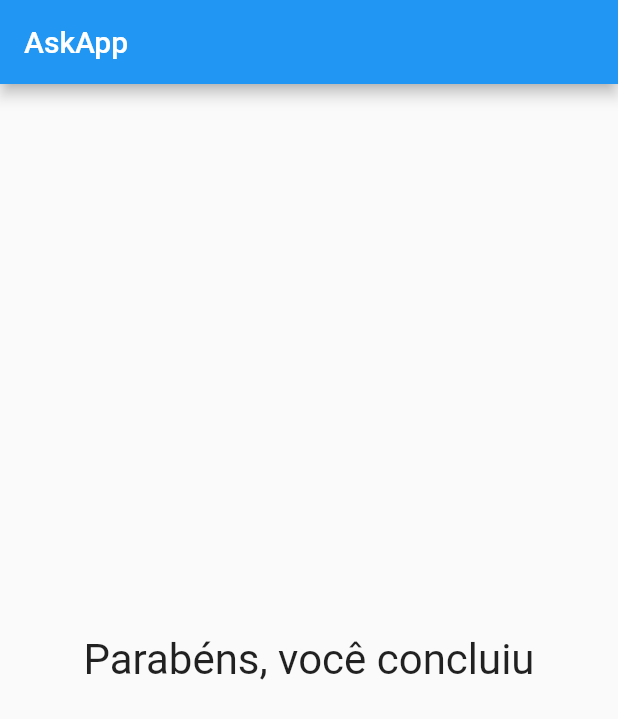
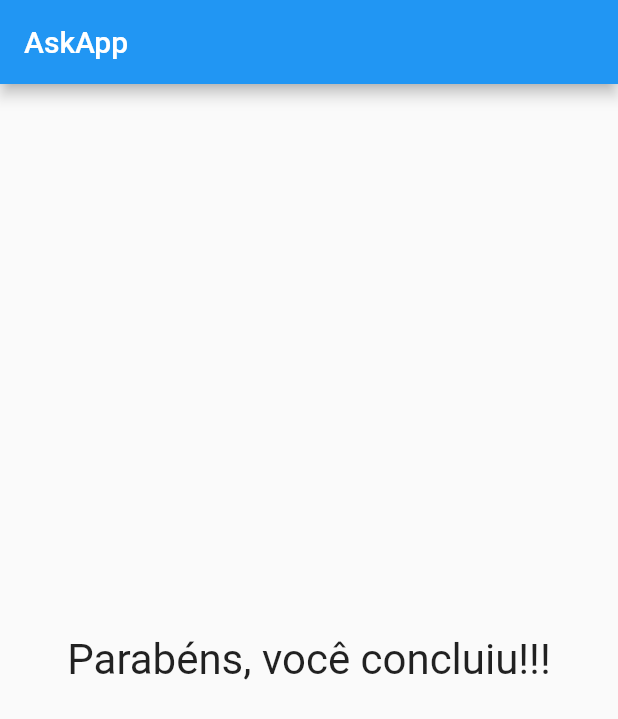
Before and after one commit to patrickkaic/AskApp, a Flutter app: the screen it shows after launch, after a tap on "Preto", after a tap on "Cobra", after a tap on "Dianabol", on a phone screen of 412 x 824 dp. Shown: the top 719 px of the screen. Run offline on Flutter 3.47's test engine with Material 2 defaults, Android fonts, the phone set to English and light mode, and no system bars.

Commit message:
new method added

```diff
--- a/lib/main.dart
+++ b/lib/main.dart
@@ -2,6 +2,7 @@
 import 'package:flutter/material.dart';
 import './questions.dart';
 import './answers.dart';
+import './result.dart';
 
 void main() {
   runApp(AskApp());
@@ -55,12 +56,7 @@ class _AskAppState extends State<AskApp> {
                   ...reponse.map((t) => Answers(t, _reply)).toList(),
                 ],
               )
-            : Center(
-                child: Text(
-                  'Parabéns, você concluiu',
-                  style: TextStyle(fontSize: 28),
-                ),
-              ),
+            : Result('Parabéns, você concluiu!!!'),
       ),
     );
   }
--- a/lib/result.dart
+++ b/lib/result.dart
@@ -1,10 +1,18 @@
+// ignore_for_file: prefer_const_constructors
+
 import 'package:flutter/material.dart';
 
 class Result extends StatelessWidget {
-  const Result({super.key});
+  final String text;
+  const Result(this.text, {super.key});
 
   @override
   Widget build(BuildContext context) {
-    return Scaffold();
+    return Center(
+      child: Text(
+        text,
+        style: TextStyle(fontSize: 28),
+      ),
+    );
   }
 }
```
